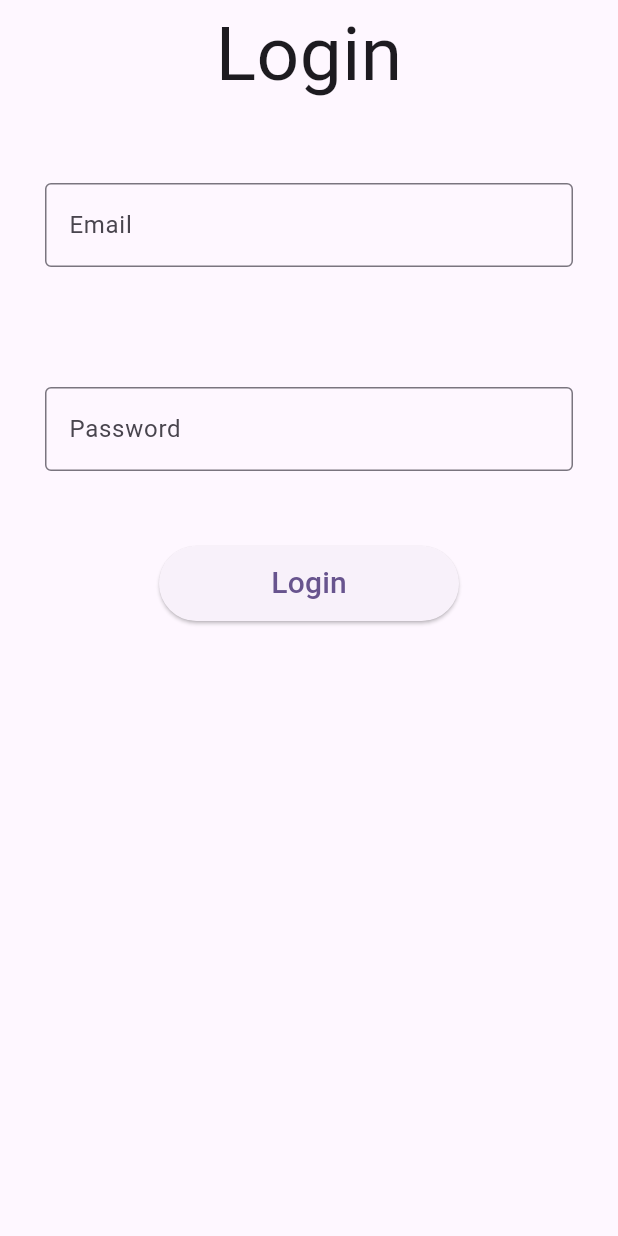
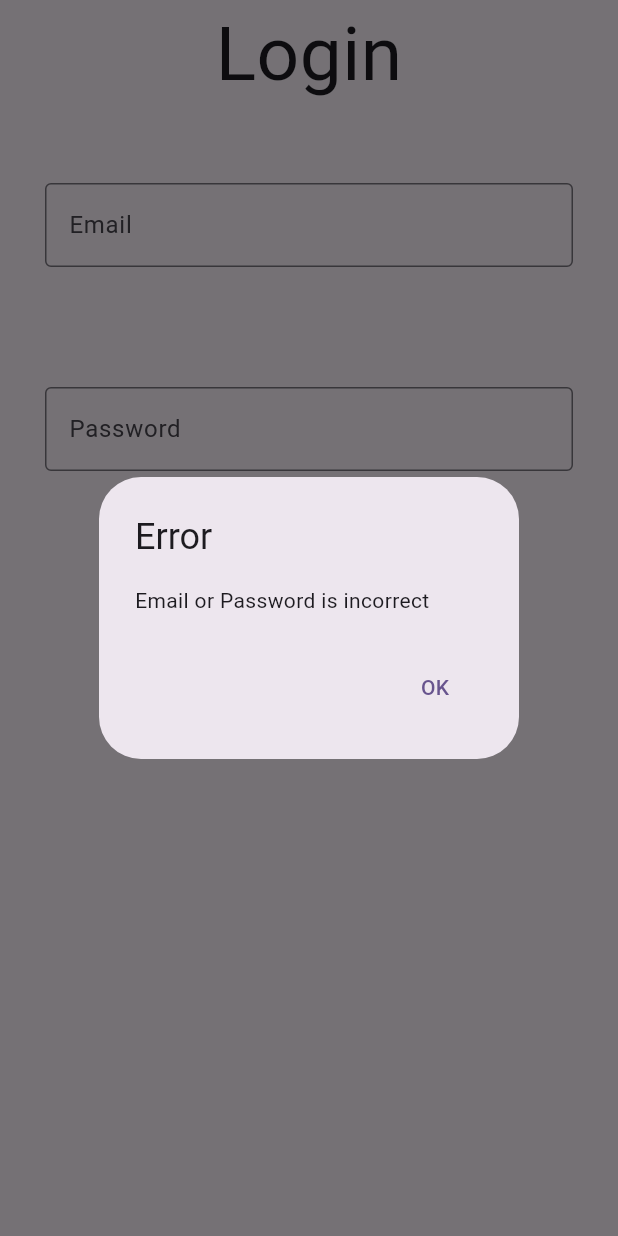
Before and after one commit to Pathum-Vimukthi/ToDo_App, a Flutter app: the screen it shows after launch, after a tap on "Login", on a phone screen of 412 x 824 dp. Run offline on Flutter 3.47's test engine with Material 3 defaults, Android fonts, the phone set to English and light mode, and no system bars.

Commit message:
login page done

```diff
--- a/lib/screen/home_page.dart
+++ b/lib/screen/home_page.dart
@@ -1,4 +1,5 @@
 import 'package:flutter/material.dart';
+import 'package:sample_app/screen/todo_page.dart';
 
 class HomePage extends StatelessWidget {
   const HomePage({super.key});
@@ -47,7 +48,30 @@ class HomePage extends StatelessWidget {
                 height: 50,
                 child: ElevatedButton(
                   onPressed: () {
-                    if (email.text == 'admin' && password.text == 'admin') {}
+                    if (email.text == 'admin' && password.text == 'admin') {
+                      Navigator.push(
+                        context,
+                        MaterialPageRoute(
+                          builder: (context) => const ToDoPage(),
+                        ),
+                      );
+                    } else {
+                      showDialog(
+                        context: context,
+                        builder: (BuildContext context) => AlertDialog(
+                          title: const Text('Error'),
+                          content: const Text('Email or Password is incorrect'),
+                          actions: [
+                            TextButton(
+                              onPressed: () {
+                                Navigator.pop(context);
+                              },
+                              child: const Text('OK'),
+                            ),
+                          ],
+                        ),
+                      );
+                    }
                   },
                   child: const Text(
                     "Login",
```
Also changed, not shown: lib/screen/todo_page.dart (+5 -2 lines).
